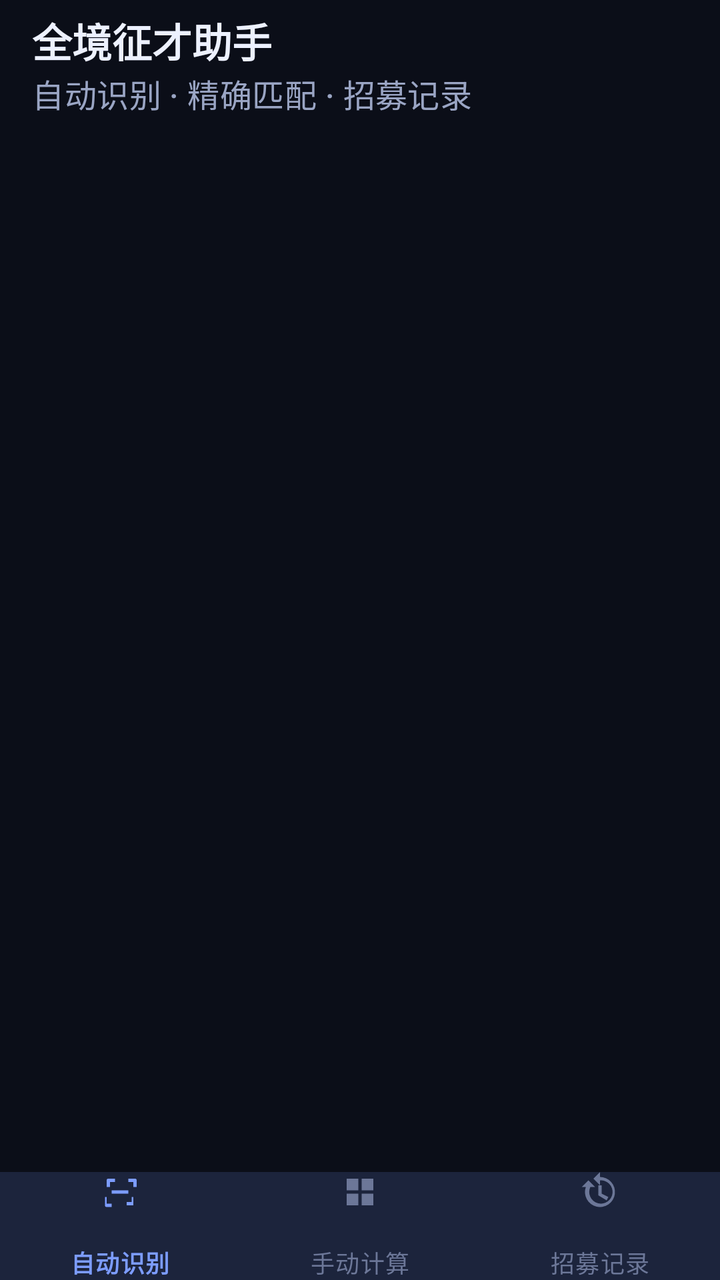
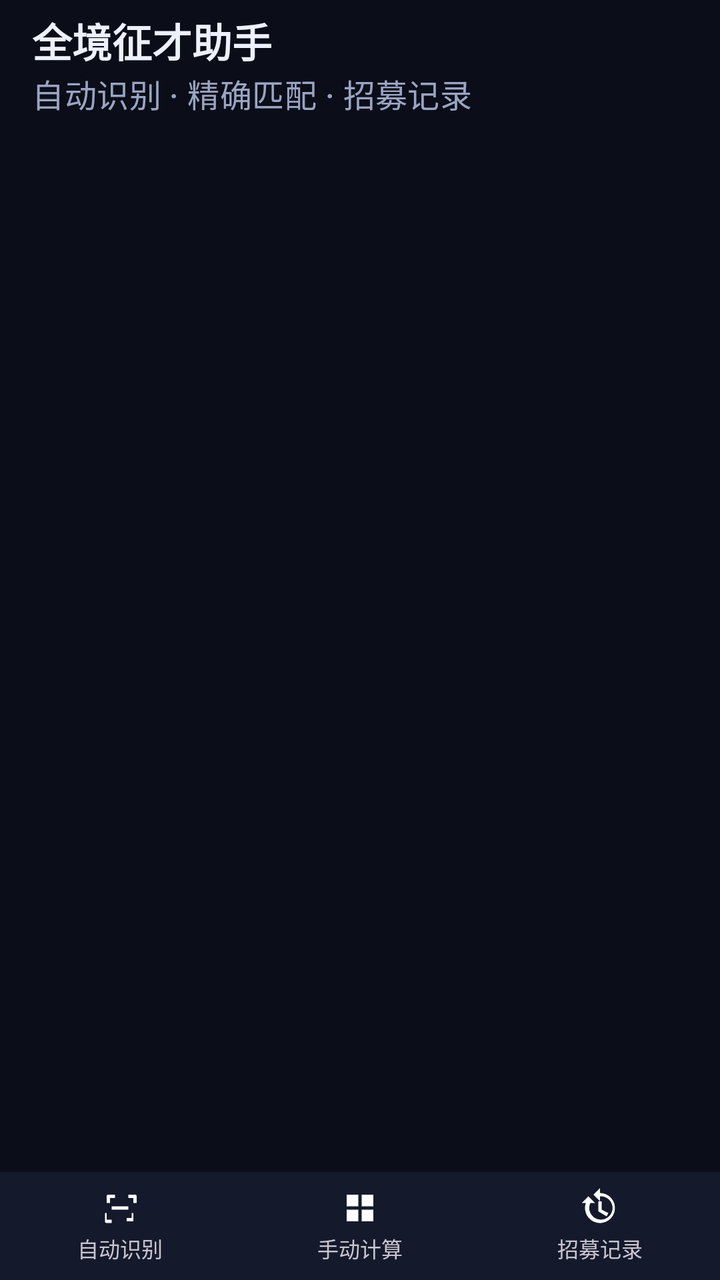

The first picture is an Android layout as it rendered before a commit; the second is the same layout after the commit. The layout source and the unified diff follow.
<!-- AndroidManifest.xml: application theme Theme.App -->
<!-- res/layout/activity_main.xml -->
<?xml version="1.0" encoding="utf-8"?>
<LinearLayout xmlns:android="http://schemas.android.com/apk/res/android"
    xmlns:app="http://schemas.android.com/apk/res-auto"
    android:layout_width="match_parent"
    android:layout_height="match_parent"
    android:orientation="vertical"
    android:background="@color/bg">

    <com.google.android.material.appbar.MaterialToolbar
        android:id="@+id/toolbar"
        android:layout_width="match_parent"
        android:layout_height="?attr/actionBarSize"
        android:background="@color/bg"
        android:paddingStart="6dp"
        android:paddingEnd="6dp"
        app:title="@string/app_name"
        app:titleTextAppearance="@style/TextAppearance.App.Toolbar.Title"
        app:titleTextColor="@color/text"
        app:subtitle="自动识别 · 精确匹配 · 招募记录"
        app:subtitleTextColor="@color/text_dim" />

    <FrameLayout
        android:id="@+id/container"
        android:layout_width="match_parent"
        android:layout_height="0dp"
        android:layout_weight="1" />

    <com.google.android.material.bottomnavigation.BottomNavigationView
        android:id="@+id/bottomNav"
        android:layout_width="match_parent"
        android:layout_height="54dp"
        android:background="@color/surface"
        app:itemIconSize="20dp"
        app:itemPaddingTop="0dp"
        app:itemPaddingBottom="0.5dp"
        app:itemTextAppearance="@style/TextAppearance.App.NavLabel"
        app:itemIconTint="@color/nav_item_color"
        app:itemTextColor="@color/nav_item_color"
        app:itemActiveIndicatorStyle="@null"
        app:labelVisibilityMode="labeled"
        app:menu="@menu/bottom_nav" />
</LinearLayout>
<!-- resources referenced by this layout -->
<resources>
  <color name="bg">#0B0E18</color>
  <color name="surface">#141A2B</color>
  <color name="text">#EDF1FF</color>
  <color name="text_dim">#9AA5C4</color>
  <string name="app_name">全境征才助手</string>
  <style name="TextAppearance.App.NavLabel" parent="TextAppearance.Material3.LabelMedium">
          <item name="android:textSize">10.5sp</item>
      </style>
  <style name="TextAppearance.App.Toolbar.Title" parent="TextAppearance.Material3.TitleLarge">
          <item name="android:textColor">@color/text</item>
          <item name="android:textSize">20sp</item>
          <item name="android:textStyle">bold</item>
      </style>
  <style name="Theme.App" parent="Theme.Material3.Dark.NoActionBar">
          <item name="colorPrimary">@color/primary</item>
          <item name="colorOnPrimary">#0B0E18</item>
          <item name="colorSecondary">@color/accent</item>
          <item name="android:colorBackground">@color/bg</item>
          <item name="colorSurface">@color/surface</item>
          <item name="colorSurfaceVariant">@color/surface_2</item>
          <item name="colorOnSurface">@color/text</item>
          <item name="colorOnSurfaceVariant">@color/text_dim</item>
          <item name="android:statusBarColor">@color/bg</item>
          <item name="android:navigationBarColor">@color/bg</item>
          <item name="android:windowLightStatusBar">false</item>
          <item name="materialAlertDialogTheme">@style/ThemeOverlay.App.Dialog</item>
      </style>
  <color name="primary">#7C9CFF</color>
  <color name="accent">#4ADEA0</color>
  <color name="surface_2">#1B2236</color>
  <style name="ThemeOverlay.App.Dialog" parent="ThemeOverlay.Material3.MaterialAlertDialog">
          <item name="colorSurface">@color/surface</item>
          <item name="colorOnSurface">@color/text</item>
      </style>
</resources>

<!-- the commit's change to res/layout/activity_main.xml (unified diff, before → after) -->
@@ -25,18 +25,68 @@
         android:layout_height="0dp"
         android:layout_weight="1" />
 
-    <com.google.android.material.bottomnavigation.BottomNavigationView
+    <LinearLayout
         android:id="@+id/bottomNav"
         android:layout_width="match_parent"
         android:layout_height="54dp"
         android:background="@color/surface"
-        app:itemIconSize="20dp"
-        app:itemPaddingTop="0dp"
-        app:itemPaddingBottom="0.5dp"
-        app:itemTextAppearance="@style/TextAppearance.App.NavLabel"
-        app:itemIconTint="@color/nav_item_color"
-        app:itemTextColor="@color/nav_item_color"
-        app:itemActiveIndicatorStyle="@null"
-        app:labelVisibilityMode="labeled"
-        app:menu="@menu/bottom_nav" />
+        android:orientation="horizontal">
+
+        <LinearLayout
+            android:id="@+id/navAuto"
+            style="@style/NavItem">
+
+            <ImageView
+                android:id="@+id/navAutoIcon"
+                android:layout_width="20dp"
+                android:layout_height="20dp"
+                android:src="@drawable/ic_scan" />
+
+            <TextView
+                android:id="@+id/navAutoLabel"
+                android:layout_width="wrap_content"
+                android:layout_height="wrap_content"
+                android:layout_marginTop="2dp"
+                android:text="@string/tab_auto"
+                android:textSize="10.5sp" />
+        </LinearLayout>
+
+        <LinearLayout
+            android:id="@+id/navManual"
+            style="@style/NavItem">
+
+            <ImageView
+                android:id="@+id/navManualIcon"
+                android:layout_width="20dp"
+                android:layout_height="20dp"
+                android:src="@drawable/ic_tags" />
+
+            <TextView
+                android:id="@+id/navManualLabel"
+                android:layout_width="wrap_content"
+                android:layout_height="wrap_content"
+                android:layout_marginTop="2dp"
+                android:text="@string/tab_manual"
+                android:textSize="10.5sp" />
+        </LinearLayout>
+
+        <LinearLayout
+            android:id="@+id/navRecords"
+            style="@style/NavItem">
+
+            <ImageView
+                android:id="@+id/navRecordsIcon"
+                android:layout_width="20dp"
+                android:layout_height="20dp"
+                android:src="@drawable/ic_history" />
+
+            <TextView
+                android:id="@+id/navRecordsLabel"
+                android:layout_width="wrap_content"
+                android:layout_height="wrap_content"
+                android:layout_marginTop="2dp"
+                android:text="@string/tab_records"
+                android:textSize="10.5sp" />
+        </LinearLayout>
+    </LinearLayout>
 </LinearLayout>
<!-- resource entries referenced after the edit -->
@@ -4,9 +4,32 @@
   <color name="surface">#141A2B</color>
   <color name="text">#EDF1FF</color>
   <color name="text_dim">#9AA5C4</color>
+  <!-- drawable ic_history (drawable) -->
+  <vector xmlns:android="http://schemas.android.com/apk/res/android" android:width="24dp" android:height="24dp" android:viewportWidth="24" android:viewportHeight="24">
+    <path android:fillColor="#FFFFFFFF" android:pathData="M12,3a9,9 0,1 1,-8.5 6H1l4,-4 4,4H6.2A7,7 0,1 0,12 5v3l-4,-4 4,-4z"/>
+    <path android:fillColor="#FFFFFFFF" android:pathData="M11,8h2v5l4,2 -1,2 -5,-3z"/>
+  </vector>
+  <!-- drawable ic_scan (drawable) -->
+  <vector xmlns:android="http://schemas.android.com/apk/res/android" android:width="24dp" android:height="24dp" android:viewportWidth="24" android:viewportHeight="24">
+    <path android:fillColor="#FFFFFFFF" android:pathData="M4,9V5a1,1 0,0 1,1 -1h4v2H6v3H4zM20,9V6h-3V4h4a1,1 0,0 1,1 1v4h-2zM4,15v4h3v2H4a1,1 0,0 1,-1 -1v-5h1zM20,15v5h-4v-2h3v-3h1zM7,11h10v2H7z"/>
+  </vector>
+  <!-- drawable ic_tags (drawable) -->
+  <vector xmlns:android="http://schemas.android.com/apk/res/android" android:width="24dp" android:height="24dp" android:viewportWidth="24" android:viewportHeight="24">
+    <path android:fillColor="#FFFFFFFF" android:pathData="M4,4h7v7H4zM13,4h7v7h-7zM4,13h7v7H4zM13,13h7v7h-7z"/>
+  </vector>
   <string name="app_name">全境征才助手</string>
-  <style name="TextAppearance.App.NavLabel" parent="TextAppearance.Material3.LabelMedium">
-          <item name="android:textSize">10.5sp</item>
+  <string name="tab_auto">自动识别</string>
+  <string name="tab_manual">手动计算</string>
+  <string name="tab_records">招募记录</string>
+  <style name="NavItem">
+          <item name="android:layout_width">0dp</item>
+          <item name="android:layout_height">match_parent</item>
+          <item name="android:layout_weight">1</item>
+          <item name="android:orientation">vertical</item>
+          <item name="android:gravity">center</item>
+          <item name="android:clickable">true</item>
+          <item name="android:focusable">true</item>
+          <item name="android:background">?attr/selectableItemBackground</item>
       </style>
   <style name="TextAppearance.App.Toolbar.Title" parent="TextAppearance.Material3.TitleLarge">
           <item name="android:textColor">@color/text</item>
